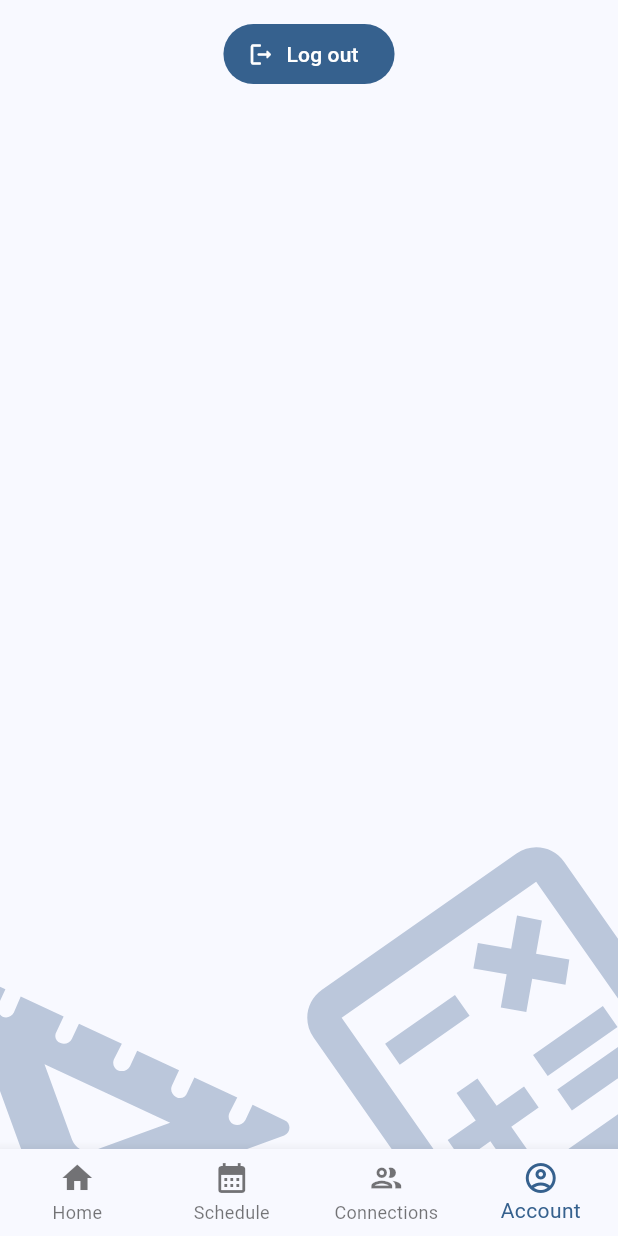
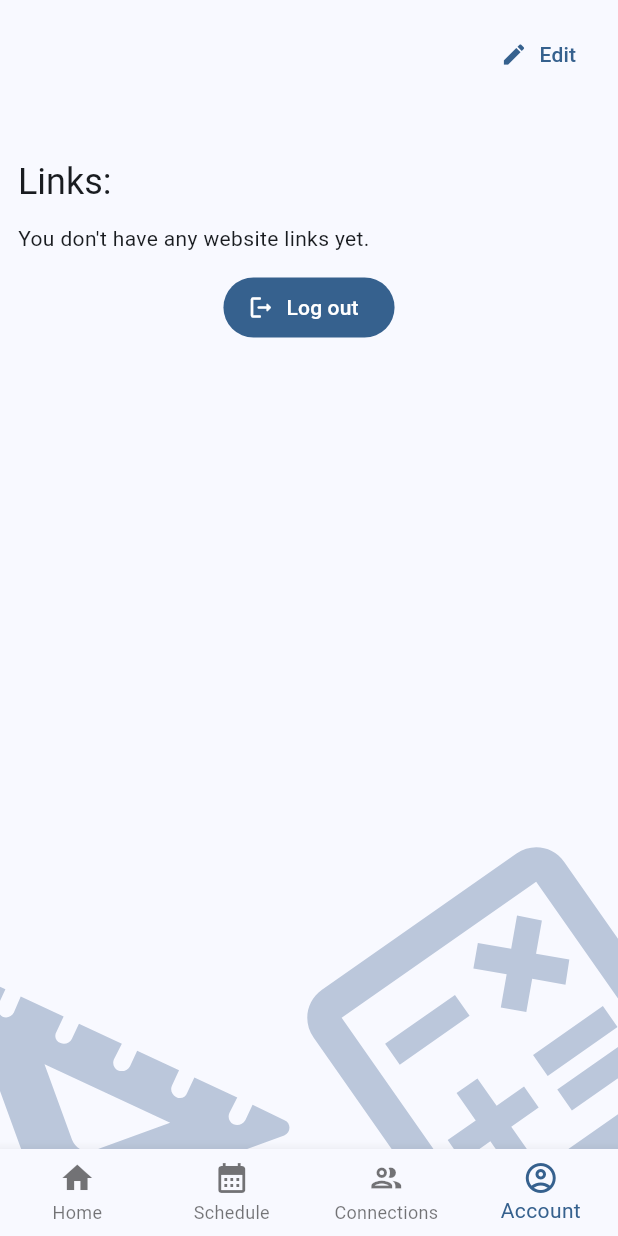
Before and after one commit to BrickSigma/Conference-App, a Flutter app: the App screen opened directly, item 4 of the bottom bar chosen, after a tap on "Log out", on a phone screen of 412 x 824 dp. Run offline on Flutter 3.47's test engine with Material 3 defaults, Android fonts, the phone set to English and light mode, and no system bars; our stand-ins replace cloud_firestore, email_validator, firebase_auth, firebase_core, font_awesome_flutter, google_sign_in and 1 more; missing offline and left inert: hyperlink; accounts and stored records are empty; generated files the repository leaves out were written again.

Commit message:
Added profiles page

```diff
--- a/lib/models/user_model.dart
+++ b/lib/models/user_model.dart
@@ -41,8 +41,18 @@ class UserModel extends ChangeNotifier {
     userInfo = currentUser;
     userName = data["username"] ?? currentUser.email ?? "";
     bio = data["bio"] ?? "";
-    links = List<Map<String, String>>.from(data["links"] ?? []);
-    contacts = List<Map<String, String>>.from(data["contacts"] ?? []);
+    if (data["links"] != null) {
+      links =
+          List.from(
+            data["links"],
+          ).map((e) => Map<String, String>.from(e)).toList();
+    }
+    if (data["contacts"] != null) {
+      contacts =
+          List.from(
+            data["contacts"],
+          ).map((e) => Map<String, String>.from(e)).toList();
+    }
   }
 
   /// Copy user data from one object to this one.
@@ -50,7 +60,37 @@ class UserModel extends ChangeNotifier {
     userInfo = user.userInfo;
     userName = user.userName;
     bio = user.bio;
-    links = user.links;
-    contacts = user.contacts;
+    links = user.links.map((e) => Map<String, String>.from(e)).toList();
+    contacts = user.contacts.map((e) => Map<String, String>.from(e)).toList();
   }
+
+  /// Saves the user account information after editing the user profile.
+  Future<void> updateUserData(
+    String userName,
+    String bio,
+    List<Map<String, String>> links,
+  ) async {
+    this.userName = userName;
+    this.bio = bio;
+    this.links = links.map((e) => Map<String, String>.from(e)).toList();
+
+    Map<String, dynamic> data = {
+      "username": this.userName,
+      "bio": this.bio,
+      "links": this.links,
+      "contacts": contacts,
+    };
+
+    final db = FirebaseFirestore.instance;
+    await db.collection("users").doc(userInfo!.uid).set(data);
+    notifyListeners();
+  }
+
+  /// Adds a new contact to the contacts list,
+  /// both in memory and in Firebase.
+  Future<void> addContact() async {}
+
+  /// Removes a contact from the contacts list,
+  /// both in memory and in Firebase.
+  Future<void> removeContact() async {}
 }
--- a/lib/views/app/account.dart
+++ /dev/null
@@ -1,37 +0,0 @@
-import 'package:conference_app/models/login_provider.dart';
-import 'package:conference_app/views/components/stacked_background.dart';
-import 'package:flutter/material.dart';
-import 'package:provider/provider.dart';
-
-class AccountView extends StatelessWidget {
-  const AccountView({super.key});
-
-  @override
-  Widget build(BuildContext context) {
-    return Scaffold(
-      body: StackedBackground(
-        child: SafeArea(
-          child: Padding(
-            padding: const EdgeInsets.all(12),
-            child: SizedBox(
-              width: double.infinity,
-              child: Column(
-                crossAxisAlignment: CrossAxisAlignment.center,
-                children: [
-                  Consumer<LoginProvider>(
-                    builder:
-                        (context, auth, child) => FilledButton.icon(
-                          onPressed: () => auth.logout(),
-                          label: Text("Log out"),
-                          icon: Icon(Icons.logout_rounded),
-                        ),
-                  ),
-                ],
-              ),
-            ),
-          ),
-        ),
-      ),
-    );
-  }
-}
--- /dev/null
+++ b/lib/views/app/account/account.dart
@@ -0,0 +1,127 @@
+import 'package:conference_app/models/login_provider.dart';
+import 'package:conference_app/models/user_model.dart';
+import 'package:conference_app/views/app/account/edit_account.dart';
+import 'package:conference_app/views/components/stacked_background.dart';
+import 'package:flutter/material.dart';
+import 'package:hyperlink/hyperlink.dart';
+import 'package:provider/provider.dart';
+import 'package:url_launcher/url_launcher.dart';
+
+class AccountView extends StatelessWidget {
+  const AccountView({super.key});
+
+  Future<void> _launchUrl(BuildContext context, String url) async {
+    Uri uri = Uri.parse(url);
+    if (!await launchUrl(uri)) {
+      if (context.mounted) {
+        ScaffoldMessenger.of(context).showSnackBar(
+          SnackBar(
+            content: Text("Could not open link", textAlign: TextAlign.center),
+          ),
+        );
+      }
+    }
+  }
+
+  @override
+  Widget build(BuildContext context) {
+    return Scaffold(
+      body: StackedBackground(
+        child: SafeArea(
+          child: SingleChildScrollView(
+            child: Padding(
+              padding: const EdgeInsets.all(12),
+              child: SizedBox(
+                width: double.infinity,
+                child: Consumer<UserModel>(
+                  builder: (context, user, child) {
+                    return Column(
+                      crossAxisAlignment: CrossAxisAlignment.start,
+                      children: [
+                        Row(
+                          children: [
+                            Text(
+                              user.userName,
+                              style: Theme.of(context).textTheme.headlineMedium,
+                            ),
+                            Spacer(),
+                            TextButton.icon(
+                              onPressed:
+                                  () => Navigator.push(
+                                    context,
+                                    MaterialPageRoute(
+                                      builder: (context) => EditAccountView(),
+                                    ),
+                                  ),
+                              label: Text("Edit"),
+                              icon: Icon(Icons.edit),
+                            ),
+                          ],
+                        ),
+                        SizedBox(height: 12),
+                        Text(
+                          user.userInfo!.email ?? "",
+                          style: Theme.of(
+                            context,
+                          ).textTheme.bodyMedium?.copyWith(
+                            color: Theme.of(context).colorScheme.secondary,
+                          ),
+                        ),
+                        SizedBox(height: 12),
+                        if (user.bio.isNotEmpty)
+                          Text(
+                            user.bio,
+                            style: Theme.of(context).textTheme.bodyLarge,
+                          ),
+                        if (user.bio.isNotEmpty) SizedBox(height: 12),
+                        Text(
+                          "Links:",
+                          style: Theme.of(context).textTheme.headlineSmall,
+                        ),
+                        SizedBox(height: 12),
+                        if (user.links.isEmpty)
+                          Text("You don't have any website links yet."),
+                        for (Map<String, String> link in user.links)
+                          Padding(
+                            padding: const EdgeInsets.all(12),
+                            child: Row(
+                              children: [
+                                Icon(Icons.link),
+                                SizedBox(width: 6),
+                                HyperLink(
+                                  linkCallBack:
+                                      (msg) => _launchUrl(context, msg),
+                                  text: "[${link["name"]}](${link["url"]})",
+                                  linkStyle: Theme.of(
+                                    context,
+                                  ).textTheme.bodyLarge?.copyWith(
+                                    color:
+                                        Theme.of(context).colorScheme.tertiary,
+                                  ),
+                                ),
+                              ],
+                            ),
+                          ),
+                        SizedBox(height: 12),
+                        Center(
+                          child: Consumer<LoginProvider>(
+                            builder:
+                                (context, auth, child) => FilledButton.icon(
+                                  onPressed: () => auth.logout(),
+                                  label: Text("Log out"),
+                                  icon: Icon(Icons.logout_rounded),
+                                ),
+                          ),
+                        ),
+                      ],
+                    );
+                  },
+                ),
+              ),
+            ),
+          ),
+        ),
+      ),
+    );
+  }
+}
--- a/lib/views/app/app.dart
+++ b/lib/views/app/app.dart
@@ -1,6 +1,6 @@
 import 'package:conference_app/models/login_provider.dart';
 import 'package:conference_app/models/user_model.dart';
-import 'package:conference_app/views/app/account.dart';
+import 'package:conference_app/views/app/account/account.dart';
 import 'package:conference_app/views/app/connections.dart';
 import 'package:conference_app/views/app/home.dart';
 import 'package:conference_app/views/app/schedule.dart';
@@ -16,14 +16,6 @@ class App extends StatefulWidget {
 }
 
 class _AppState extends State<App> {
-  final List<Widget> _pages = [
-    HomeView(),
-    ScheduleView(),
-    ConnectionsView(),
-    AccountView(),
-  ];
-  int _pageIndex = 0;
-
   Future<UserModel>? _data;
 
   /// Used to load the user data from firebase.
@@ -54,35 +46,7 @@ class _AppState extends State<App> {
           if (snapshot.hasData) {
             userModel.copyFrom(snapshot.data!);
 
-            child = Scaffold(
-              bottomNavigationBar: BottomNavigationBar(
-                type: BottomNavigationBarType.fixed,
-                items: [
-                  BottomNavigationBarItem(
-                    icon: Icon(Icons.home),
-                    label: "Home",
-                  ),
-                  BottomNavigationBarItem(
-                    icon: Icon(Icons.calendar_month),
-                    label: "Schedule",
-                  ),
-                  BottomNavigationBarItem(
-                    icon: Icon(Icons.people_outlined),
-                    label: "Connections",
-                  ),
-                  BottomNavigationBarItem(
-                    icon: Icon(Icons.account_circle_outlined),
-                    label: "Account",
-                  ),
-                ],
-                currentIndex: _pageIndex,
-                onTap:
-                    (value) => setState(() {
-                      _pageIndex = value;
-                    }),
-              ),
-              body: _pages[_pageIndex],
-            );
+            child = AppNavigation();
           } else {
             child = Scaffold(
               body: Center(
@@ -118,3 +82,50 @@ class _AppState extends State<App> {
     );
   }
 }
+
+class AppNavigation extends StatefulWidget {
+  const AppNavigation({super.key});
+
+  @override
+  State<AppNavigation> createState() => _AppNavigationState();
+}
+
+class _AppNavigationState extends State<AppNavigation> {
+  final List<Widget> _pages = [
+    HomeView(),
+    ScheduleView(),
+    ConnectionsView(),
+    AccountView(),
+  ];
+  int _pageIndex = 0;
+
+  @override
+  Widget build(BuildContext context) {
+    return Scaffold(
+      bottomNavigationBar: BottomNavigationBar(
+        type: BottomNavigationBarType.fixed,
+        items: [
+          BottomNavigationBarItem(icon: Icon(Icons.home), label: "Home"),
+          BottomNavigationBarItem(
+            icon: Icon(Icons.calendar_month),
+            label: "Schedule",
+          ),
+          BottomNavigationBarItem(
+            icon: Icon(Icons.people_outlined),
+            label: "Connections",
+          ),
+          BottomNavigationBarItem(
+            icon: Icon(Icons.account_circle_outlined),
+            label: "Account",
+          ),
+        ],
+        currentIndex: _pageIndex,
+        onTap:
+            (value) => setState(() {
+              _pageIndex = value;
+            }),
+      ),
+      body: _pages[_pageIndex],
+    );
+  }
+}
--- a/pubspec.yaml
+++ b/pubspec.yaml
@@ -15,7 +15,10 @@ dependencies:
     sdk: flutter
   font_awesome_flutter: ^10.8.0
   google_sign_in: ^6.3.0
+  hyperlink: ^0.0.5
+  modal_bottom_sheet: ^3.0.0
   provider: ^6.1.5
+  url_launcher: ^6.3.1
 
 dev_dependencies:
   flutter_test:
```
Also changed, not shown: lib/views/app/account/edit_account.dart (added, +266 -0 lines), pubspec.lock, 1 other file.
